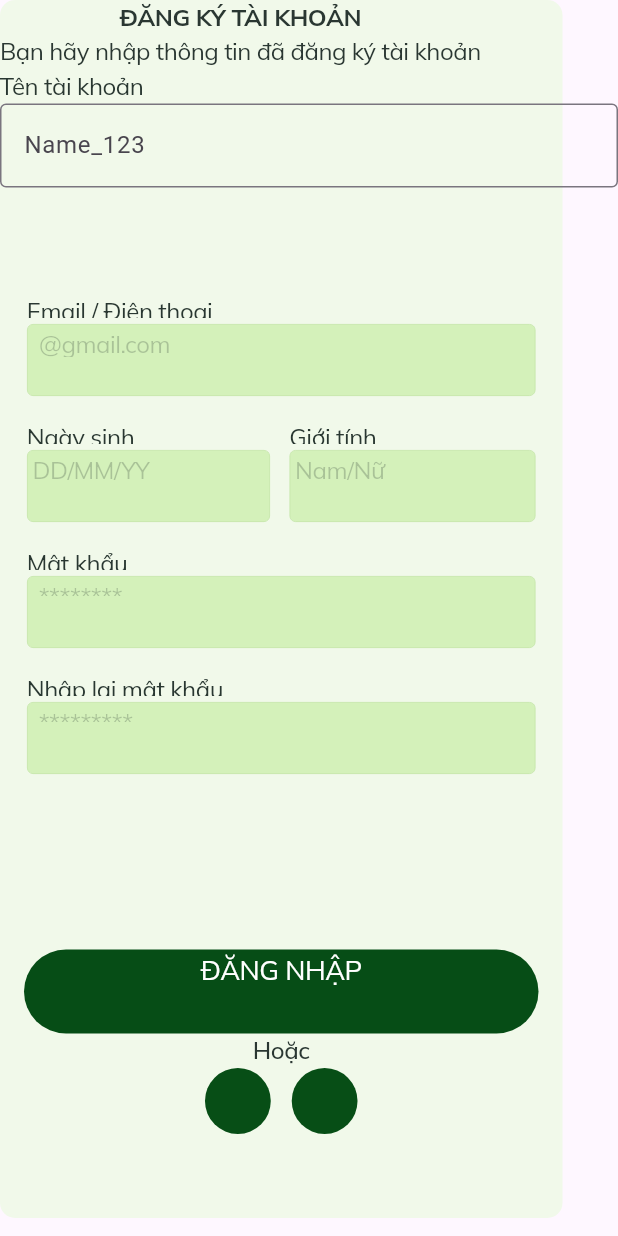
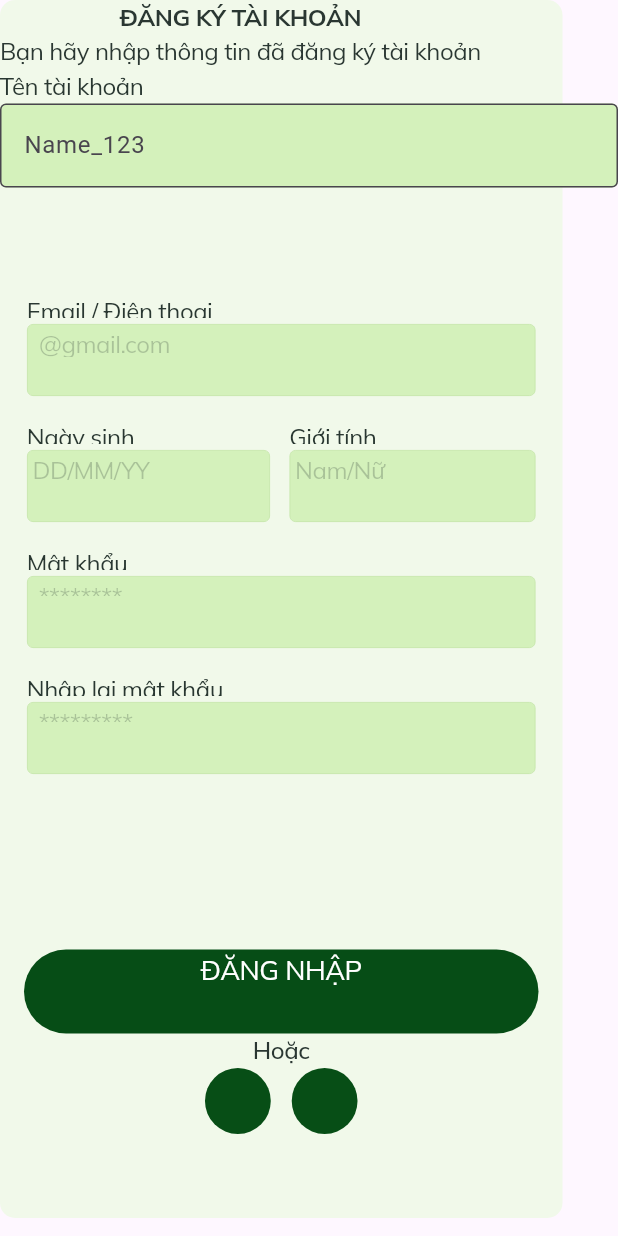
Before and after one commit to TaQuangKhoi/ex_book, a Flutter app: the screen it shows after launch, on a phone screen of 412 x 824 dp. Run offline on Flutter 3.47's test engine with Material 2 defaults, Android fonts, the phone set to English and light mode, and no system bars; our stand-ins replace flutter_svg, google_fonts.

Commit message:
Sử dụng ExBookColor.mauChinh3.colorHex FillColor for TextField

```diff
--- a/lib/pages/sign_up_page.dart
+++ b/lib/pages/sign_up_page.dart
@@ -1,4 +1,6 @@
 import 'package:flutter/material.dart';
+
+import '../library/ex_book_colors.dart';
 
 class SignUpPage extends StatefulWidget {
   const SignUpPage({super.key});
@@ -40,9 +42,9 @@ class _SignUpPageState extends State<SignUpPage> {
                             width: 162,
                             height: 48,
                             decoration: ShapeDecoration(
-                              color: Color(0xFFD4F1BA),
+                              color: Color(ExBookColor.mauChinh3.colorHex),
                               shape: RoundedRectangleBorder(
-                                side: BorderSide(
+                                side: const BorderSide(
                                     width: 0.50, color: Color(0xFFC2E4A5)),
                                 borderRadius: BorderRadius.circular(4),
                               ),
@@ -107,7 +109,7 @@ class _SignUpPageState extends State<SignUpPage> {
                             width: 164,
                             height: 48,
                             decoration: ShapeDecoration(
-                              color: Color(0xFFD4F1BA),
+                              color: Color(ExBookColor.mauChinh3.colorHex),
                               shape: RoundedRectangleBorder(
                                 side: BorderSide(
                                     width: 0.50, color: Color(0xFFC2E4A5)),
@@ -174,7 +176,7 @@ class _SignUpPageState extends State<SignUpPage> {
                             width: 339,
                             height: 48,
                             decoration: ShapeDecoration(
-                              color: Color(0xFFD4F1BA),
+                              color: Color(ExBookColor.mauChinh3.colorHex),
                               shape: RoundedRectangleBorder(
                                 side: BorderSide(
                                     width: 0.50, color: Color(0xFFC2E4A5)),
@@ -241,7 +243,7 @@ class _SignUpPageState extends State<SignUpPage> {
                             width: 339,
                             height: 48,
                             decoration: ShapeDecoration(
-                              color: Color(0xFFD4F1BA),
+                              color: Color(ExBookColor.mauChinh3.colorHex),
                               shape: RoundedRectangleBorder(
                                 side: BorderSide(
                                     width: 0.50, color: Color(0xFFC2E4A5)),
@@ -308,7 +310,7 @@ class _SignUpPageState extends State<SignUpPage> {
                             width: 339,
                             height: 48,
                             decoration: ShapeDecoration(
-                              color: Color(0xFFD4F1BA),
+                              color: Color(ExBookColor.mauChinh3.colorHex),
                               shape: RoundedRectangleBorder(
                                 side: BorderSide(
                                     width: 0.50, color: Color(0xFFC2E4A5)),
@@ -487,11 +489,11 @@ class _SignUpPageState extends State<SignUpPage> {
               ],
             ),
           ),
-          const Column(
+          Column(
             mainAxisAlignment: MainAxisAlignment.start,
             crossAxisAlignment: CrossAxisAlignment.start,
             children: [
-              Text.rich(
+              const Text.rich(
                 TextSpan(
                   children: [
                     TextSpan(
@@ -518,7 +520,7 @@ class _SignUpPageState extends State<SignUpPage> {
                 ),
                 textAlign: TextAlign.center,
               ),
-              Text(
+              const Text(
                 'Tên tài khoản',
                 style: TextStyle(
                   color: Color(0xFF293731),
@@ -530,8 +532,9 @@ class _SignUpPageState extends State<SignUpPage> {
               ),
               TextField(
                 decoration: InputDecoration(
-
-                  border: OutlineInputBorder(),
+                  filled: true,
+                  fillColor: Color(ExBookColor.mauChinh3.colorHex),
+                  border: const OutlineInputBorder(),
                   hintText: 'Name_123',
                 ),
               ),
```
